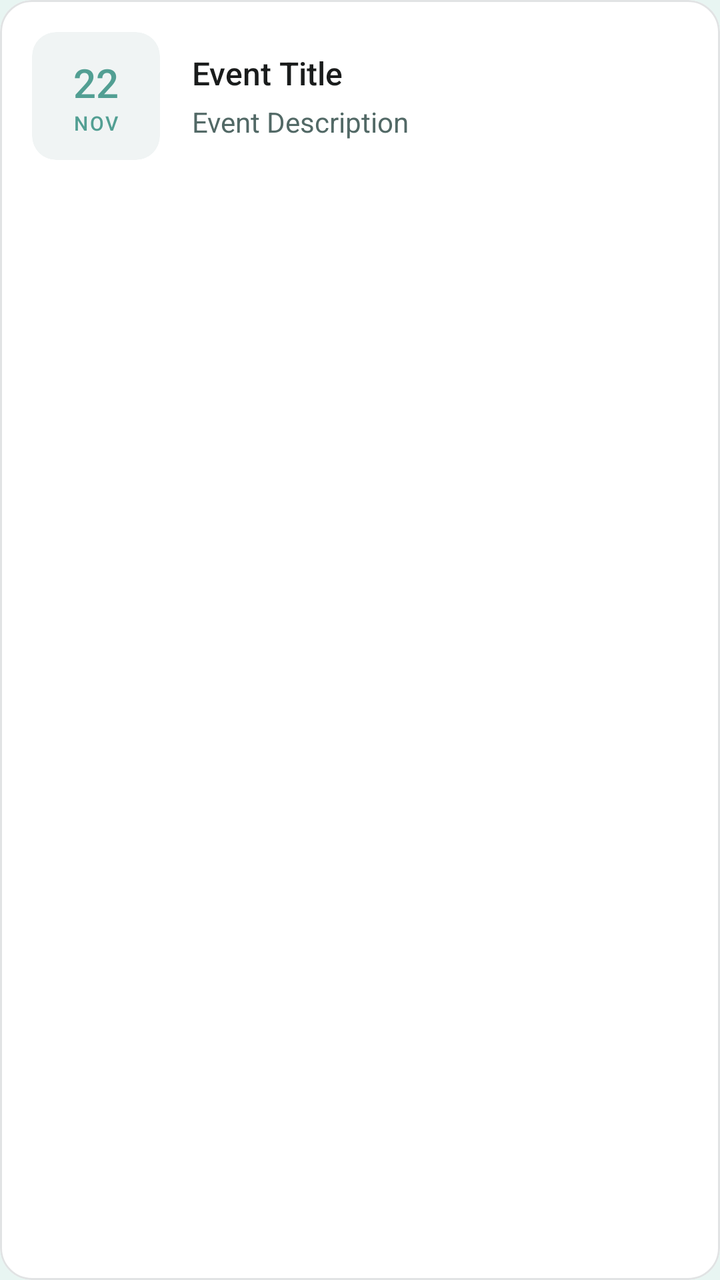
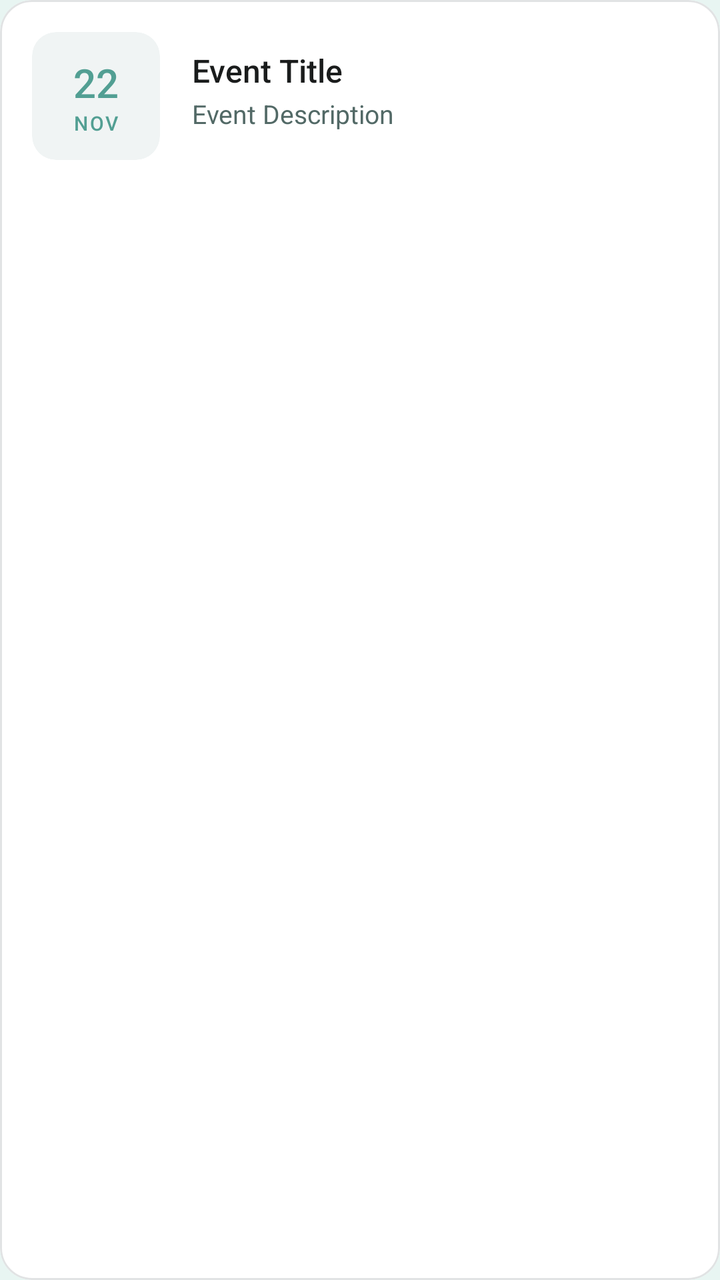

An Android layout rendered at two revisions. The XML below is the earlier revision; the diff shows what the commit changed to produce the second picture.
<!-- AndroidManifest.xml: application theme Theme.CampusBiome -->
<!-- res/layout/student_dashboard_event.xml -->
<?xml version="1.0" encoding="utf-8"?>
<com.google.android.material.card.MaterialCardView
    xmlns:android="http://schemas.android.com/apk/res/android"
    xmlns:app="http://schemas.android.com/apk/res-auto"
    android:layout_width="match_parent"
    android:layout_height="wrap_content"
    android:layout_marginBottom="12dp"
    app:cardBackgroundColor="#FFFFFF"
    app:cardCornerRadius="16dp"
    app:cardElevation="0dp"
    app:strokeColor="#E1E3E4"
    app:strokeWidth="1dp">

    <LinearLayout
        android:layout_width="match_parent"
        android:layout_height="wrap_content"
        android:gravity="center_vertical"
        android:orientation="horizontal"
        android:padding="16dp">

        <com.google.android.material.card.MaterialCardView
            android:layout_width="64dp"
            android:layout_height="64dp"
            app:cardBackgroundColor="#F0F4F4"
            app:cardCornerRadius="12dp"
            app:cardElevation="0dp">
            <LinearLayout
                android:layout_width="match_parent"
                android:layout_height="match_parent"
                android:gravity="center"
                android:orientation="vertical">
                <TextView
                    android:id="@+id/tvEventDay"
                    android:layout_width="wrap_content"
                    android:layout_height="wrap_content"
                    android:fontFamily="sans-serif-medium"
                    android:text="22"
                    android:textColor="#529F93"
                    android:textSize="20sp" />
                <TextView
                    android:id="@+id/tvEventMonth"
                    android:layout_width="wrap_content"
                    android:layout_height="wrap_content"
                    android:fontFamily="sans-serif-medium"
                    android:text="NOV"
                    android:textColor="#529F93"
                    android:textSize="10sp"
                    android:letterSpacing="0.1" />
            </LinearLayout>
        </com.google.android.material.card.MaterialCardView>

        <LinearLayout
            android:layout_width="0dp"
            android:layout_height="wrap_content"
            android:layout_marginStart="16dp"
            android:layout_weight="1"
            android:orientation="vertical">

            <TextView
                android:id="@+id/tvEventTitle"
                android:layout_width="wrap_content"
                android:layout_height="wrap_content"
                android:fontFamily="sans-serif-medium"
                android:text="Event Title"
                android:textColor="#1A1C1C"
                android:textSize="16sp" />

            <TextView
                android:id="@+id/tvEventDescription"
                android:layout_width="wrap_content"
                android:layout_height="wrap_content"
                android:layout_marginTop="4dp"
                android:fontFamily="sans-serif"
                android:text="Event Description"
                android:textColor="#526966"
                android:textSize="14sp" />
        </LinearLayout>
    </LinearLayout>
</com.google.android.material.card.MaterialCardView>
<!-- resources referenced by this layout -->
<resources>
  <style name="Theme.CampusBiome" parent="Theme.MaterialComponents.Light.NoActionBar">
          <item name="colorPrimary">@color/primary</item>
          <item name="colorPrimaryDark">@color/primary_dark</item>
          <item name="colorAccent">@color/accent</item>
          <item name="android:windowBackground">@color/background</item>
      </style>
  <color name="primary">#4A8C7F</color>
  <color name="primary_dark">#3A7066</color>
  <color name="accent">#2D6A5E</color>
  <color name="background">#E8F5F2</color>
</resources>

<!-- the commit's change to res/layout/student_dashboard_event.xml (unified diff, before → after) -->
@@ -57,6 +57,16 @@
             android:orientation="vertical">
 
             <TextView
+                android:id="@+id/tvSocietyName"
+                android:layout_width="wrap_content"
+                android:layout_height="wrap_content"
+                android:fontFamily="sans-serif-bold"
+                android:text="Society Name"
+                android:textColor="#529F93"
+                android:textSize="12sp"
+                android:visibility="gone" />
+
+            <TextView
                 android:id="@+id/tvEventTitle"
                 android:layout_width="wrap_content"
                 android:layout_height="wrap_content"
@@ -69,11 +79,41 @@
                 android:id="@+id/tvEventDescription"
                 android:layout_width="wrap_content"
                 android:layout_height="wrap_content"
-                android:layout_marginTop="4dp"
+                android:layout_marginTop="2dp"
                 android:fontFamily="sans-serif"
                 android:text="Event Description"
                 android:textColor="#526966"
-                android:textSize="14sp" />
+                android:textSize="13sp"
+                android:maxLines="2"
+                android:ellipsize="end" />
+
+            <LinearLayout
+                android:layout_width="match_parent"
+                android:layout_height="wrap_content"
+                android:layout_marginTop="6dp"
+                android:orientation="horizontal">
+
+                <TextView
+                    android:id="@+id/tvEventVenue"
+                    android:layout_width="wrap_content"
+                    android:layout_height="wrap_content"
+                    android:fontFamily="sans-serif"
+                    android:text="📍 Venue"
+                    android:textColor="#8F9B99"
+                    android:textSize="12sp"
+                    android:visibility="gone" />
+
+                <TextView
+                    android:id="@+id/tvEventTime"
+                    android:layout_width="wrap_content"
+                    android:layout_height="wrap_content"
+                    android:layout_marginStart="12dp"
+                    android:fontFamily="sans-serif"
+                    android:text="🕐 Time"
+                    android:textColor="#8F9B99"
+                    android:textSize="12sp"
+                    android:visibility="gone" />
+            </LinearLayout>
         </LinearLayout>
     </LinearLayout>
 </com.google.android.material.card.MaterialCardView>
